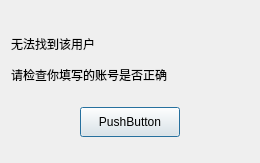
MrKong666/kchat, file findfaildlg.ui: the form before one commit.
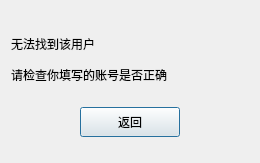
The form after the commit. Custom widgets are drawn as their Qt base class.

```diff
--- a/findfaildlg.ui
+++ b/findfaildlg.ui
@@ -86,7 +86,7 @@
          </size>
         </property>
         <property name="text">
-         <string>PushButton</string>
+         <string>返回</string>
         </property>
        </widget>
       </item>
```
